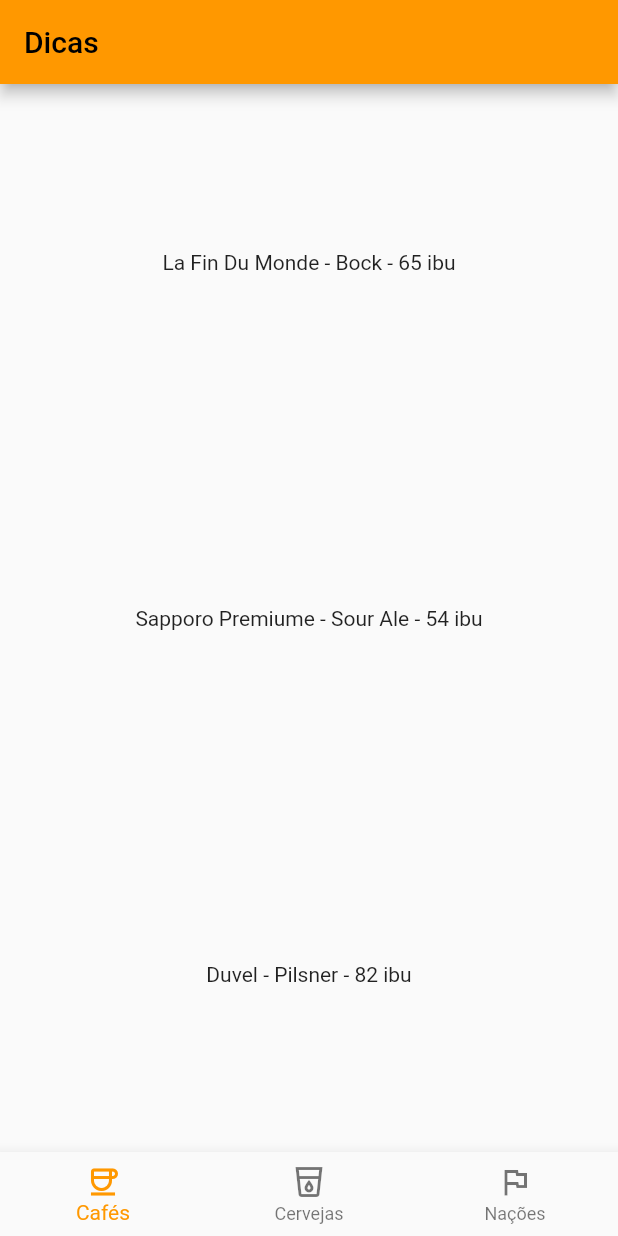
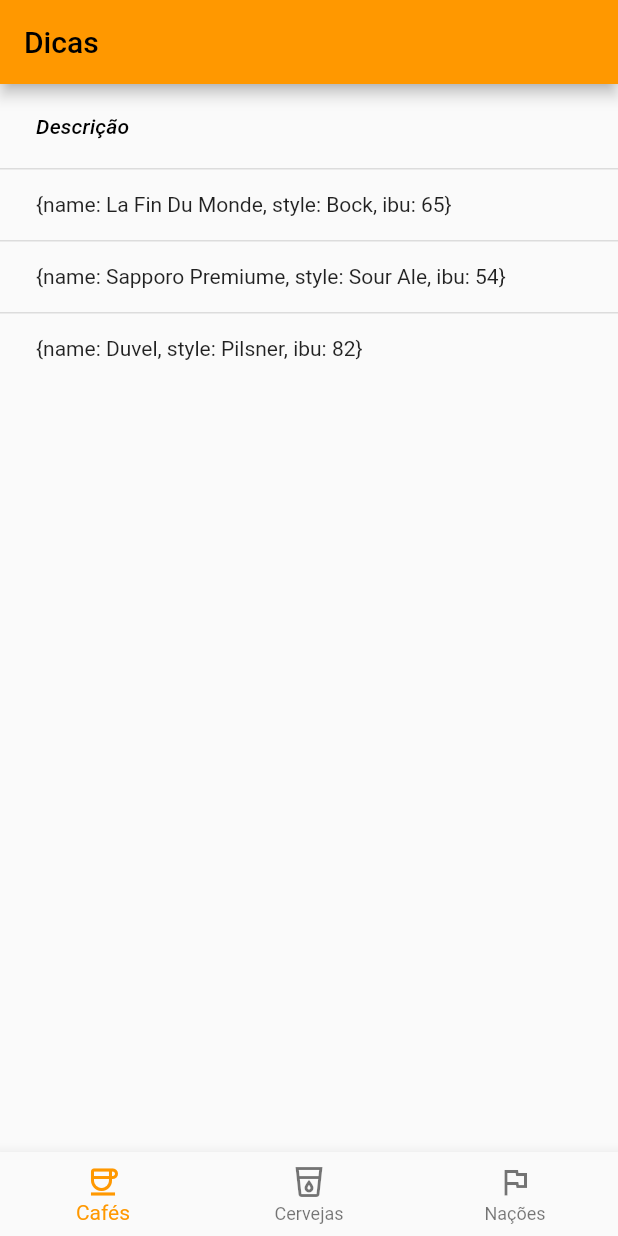
Before and after one commit to flaviogui/POO-em-Dart, a Flutter app: the screen it shows after launch, on a phone screen of 412 x 824 dp. Run offline on Flutter 3.47's test engine with Material 2 defaults, Android fonts, the phone set to English and light mode, and no system bars.

Commit message:
Passo 4 e 5

```diff
--- a/tarefa4_questao1_4/lib/main.dart
+++ b/tarefa4_questao1_4/lib/main.dart
@@ -1,6 +1,6 @@
 import 'package:flutter/material.dart';
 
-// PASSO 2
+// PASSO 4 e 5
 void main() {
   MyApp app = MyApp();
 
@@ -8,9 +8,9 @@ void main() {
 }
 
 var dataObjectos = [
-  "La Fin Du Monde - Bock - 65 ibu",
-  "Sapporo Premiume - Sour Ale - 54 ibu",
-  "Duvel - Pilsner - 82 ibu"
+  {"name": "La Fin Du Monde", "style": "Bock", "ibu": "65"},
+  {"name": "Sapporo Premiume", "style": "Sour Ale", "ibu": "54"},
+  {"name": "Duvel", "style": "Pilsner", "ibu": "82"}
 ];
 
 class MyApp extends StatelessWidget {
@@ -51,23 +51,22 @@ class NewNavBar extends StatelessWidget {
 }
 
 class DataBodyWidget extends StatelessWidget {
-  List<String> objects;
+  List objects;
 
   DataBodyWidget({this.objects = const []});
 
-  Expanded processarUmElemento(String obj) {
-    return Expanded(
-      child: Center(child: Text(obj)),
-    );
-  }
-
   @override
   Widget build(BuildContext context) {
-    return Column(
-        children: objects
-            .map((obj) => Expanded(
-                  child: Center(child: Text(obj)),
-                ))
+    return DataTable(
+        columns: [
+          DataColumn(
+              label: Expanded(
+            child: Text('Descrição',
+                style: TextStyle(fontStyle: FontStyle.italic)),
+          ))
+        ],
+        rows: objects
+            .map((obj) => DataRow(cells: [DataCell(Text('$obj'))]))
             .toList());
   }
 }
```
